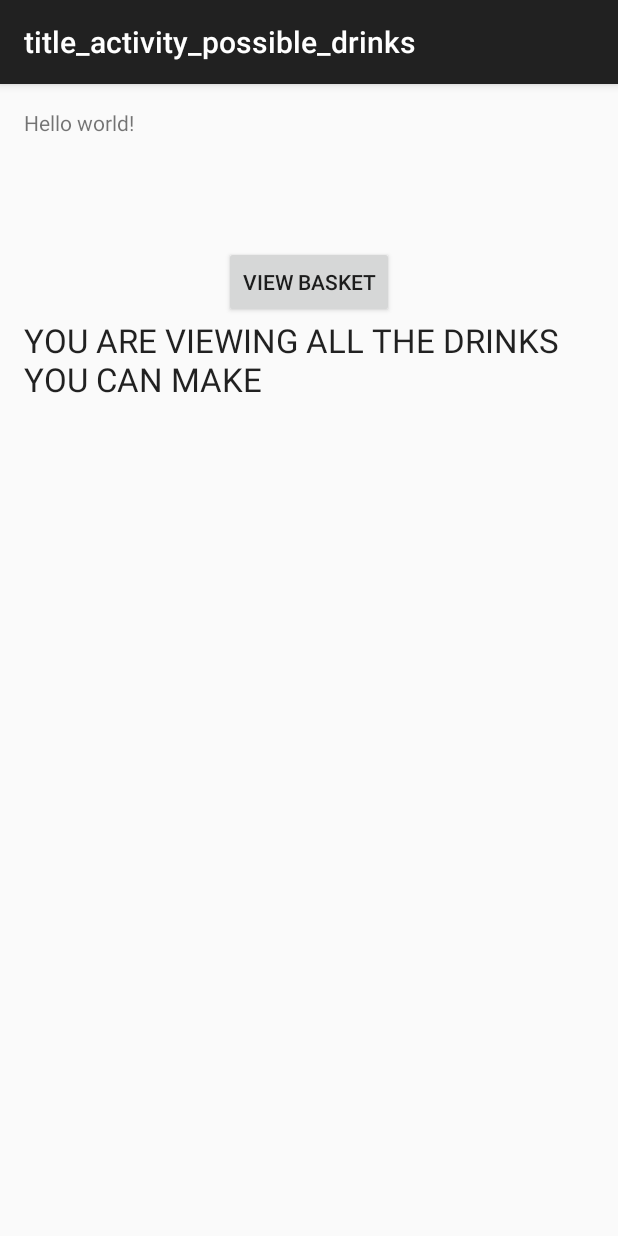
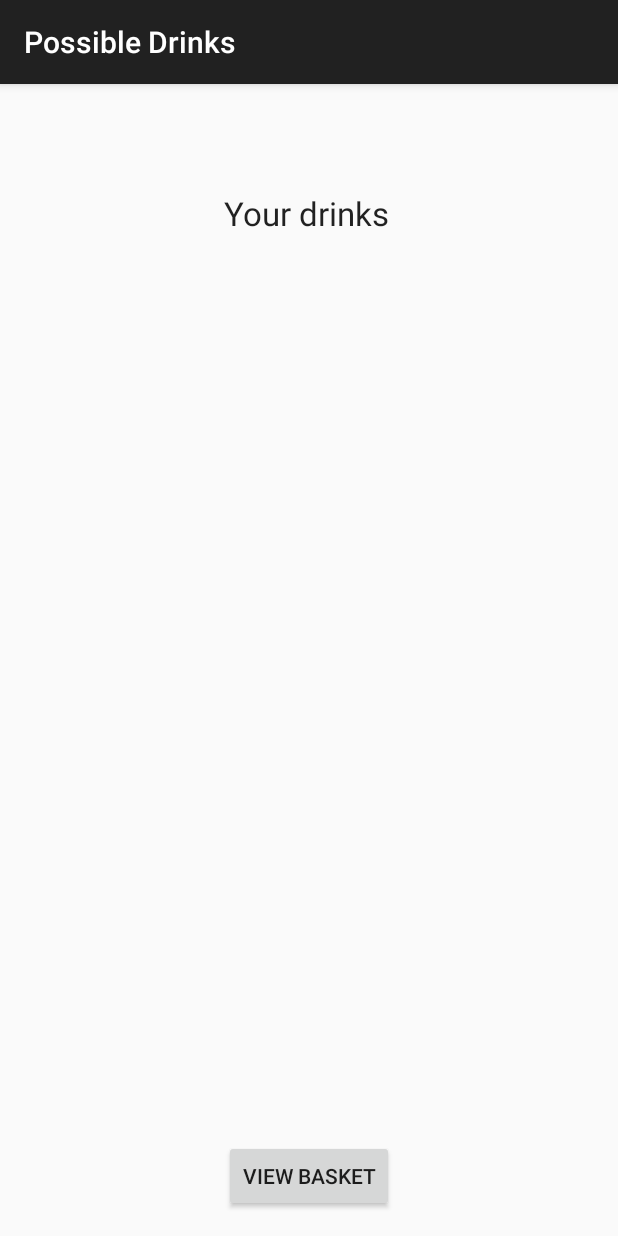
Before and after one commit to hakims/Alchemy, an Android app: the screen it shows after launch (PossibleDrinks), after a tap on "WHAT DRINKS CAN I MAKE?", on a phone screen of 412 x 824 dp. Run offline under Robolectric (Android 15) with nearby library versions, the phone set to English and light mode, and no system bars.

Commit message:
Updated UI

```diff
--- a/app/src/main/AndroidManifest.xml
+++ b/app/src/main/AndroidManifest.xml
@@ -22,7 +22,7 @@
         </activity>
         <activity
             android:name=".PossibleDrinks"
-            android:label="@string/title_activity_possible_drinks" >
+            android:label="Possible Drinks" >
         </activity>
     </application>
 
--- a/app/src/main/java/com/dev/foundingfourfathers/alchemy/BasketPage.java
+++ b/app/src/main/java/com/dev/foundingfourfathers/alchemy/BasketPage.java
@@ -142,11 +142,11 @@ public class BasketPage extends ActionBarActivity implements ActionBar.TabListen
             Locale l = Locale.getDefault();
             switch (position) {
                 case 0:
-                    return getString(R.string.title_section1).toUpperCase(l);
+                    return getString(R.string.title_Alcohol).toUpperCase(l);
                 case 1:
-                    return getString(R.string.title_section2).toUpperCase(l);
+                    return getString(R.string.title_Mixers).toUpperCase(l);
                 case 2:
-                    return getString(R.string.title_section3).toUpperCase(l);
+                    return getString(R.string.title_Extras).toUpperCase(l);
             }
             return null;
         }
--- a/app/src/main/java/com/dev/foundingfourfathers/alchemy/HomePage.java
+++ b/app/src/main/java/com/dev/foundingfourfathers/alchemy/HomePage.java
@@ -7,6 +7,7 @@ import android.view.Menu;
 import android.view.MenuItem;
 import android.view.View;
 import android.widget.Button;
+import android.widget.ImageView;
 import android.widget.Toast;
 
 import java.util.List;
@@ -18,6 +19,8 @@ public class HomePage extends ActionBarActivity {
     private Button b_toBasket;
     private Button dbTest;
     private Button b_make_drink;
+    ImageView logo;
+
 
 
 
@@ -27,6 +30,10 @@ public class HomePage extends ActionBarActivity {
         setContentView(R.layout.activity_home_page);
 
         database = new AlchemyDB(getApplicationContext());
+
+        logo = (ImageView) findViewById(R.id.image_logo);
+        logo.setImageResource(R.drawable.alchemy_logo);
+
 
 
         b_toBasket = (Button) findViewById(R.id.b_toBasket);
--- a/app/src/main/java/com/dev/foundingfourfathers/alchemy/PossibleDrinks.java
+++ b/app/src/main/java/com/dev/foundingfourfathers/alchemy/PossibleDrinks.java
@@ -2,11 +2,17 @@ package com.dev.foundingfourfathers.alchemy;
 
 import java.util.Locale;
 
+import android.content.Intent;
 import android.support.v7.app.ActionBarActivity;
 import android.os.Bundle;
+import android.view.View;
+import android.widget.Button;
+
 
 
 public class PossibleDrinks extends ActionBarActivity{
+
+    private Button b_toBasket;
 
 
 
@@ -15,6 +21,15 @@ public class PossibleDrinks extends ActionBarActivity{
         super.onCreate(savedInstanceState);
         setContentView(R.layout.activity_possible_drinks);
 
+        b_toBasket = (Button) findViewById(R.id.b_toBasket);
+        b_toBasket.setOnClickListener(new View.OnClickListener() {
+            @Override
+            public void onClick(View view) {
+                Intent myIntent = new Intent(view.getContext(), BasketPage.class);
+                startActivityForResult(myIntent, 0);
+            }
+        });
+
 
     }
 }
--- a/app/src/main/res/layout/activity_possible_drinks.xml
+++ b/app/src/main/res/layout/activity_possible_drinks.xml
@@ -5,28 +5,25 @@
     android:paddingTop="@dimen/activity_vertical_margin"
     android:paddingBottom="@dimen/activity_vertical_margin" tools:context=".HomePage">
 
-    <TextView android:text="@string/hello_world" android:layout_width="wrap_content"
-        android:layout_height="wrap_content"
-        android:id="@+id/textView" />
-
     <Button
 
         android:layout_width="wrap_content"
         android:layout_height="wrap_content"
         android:text="View Basket"
         android:id="@+id/b_toBasket"
-        android:layout_marginTop="92dp"
+        android:layout_alignParentBottom="true"
         android:layout_centerHorizontal="true" />
 
     <TextView
         android:layout_width="wrap_content"
         android:layout_height="wrap_content"
         android:textAppearance="?android:attr/textAppearanceLarge"
-        android:text="YOU ARE VIEWING ALL THE DRINKS YOU CAN MAKE"
+        android:text="Your drinks"
         android:id="@+id/View_Drink_Test"
-        android:layout_below="@+id/b_toBasket"
-        android:layout_alignParentRight="true"
-        android:layout_alignParentEnd="true" />
+        android:layout_marginTop="55dp"
+        android:layout_alignParentTop="true"
+        android:layout_alignLeft="@+id/b_toBasket"
+        android:layout_alignStart="@+id/b_toBasket" />
 
 
 </RelativeLayout>
--- a/app/src/main/res/values/strings.xml
+++ b/app/src/main/res/values/strings.xml
@@ -9,5 +9,9 @@
     <string name="title_section2">Section 2</string>
     <string name="title_section3">Section 3</string>
     <string name="title_activity_possible_drinks">title_activity_possible_drinks</string>
+    <string name="title_Alcohol">Alcohol</string>
+    <string name="title_Mixers">Mixers</string>
+    <string name="title_Extras">Extras</string>
+
 
 </resources>
```
Also changed, not shown: app/src/main/res/layout/activity_home_page.xml (+13 -9 lines).
